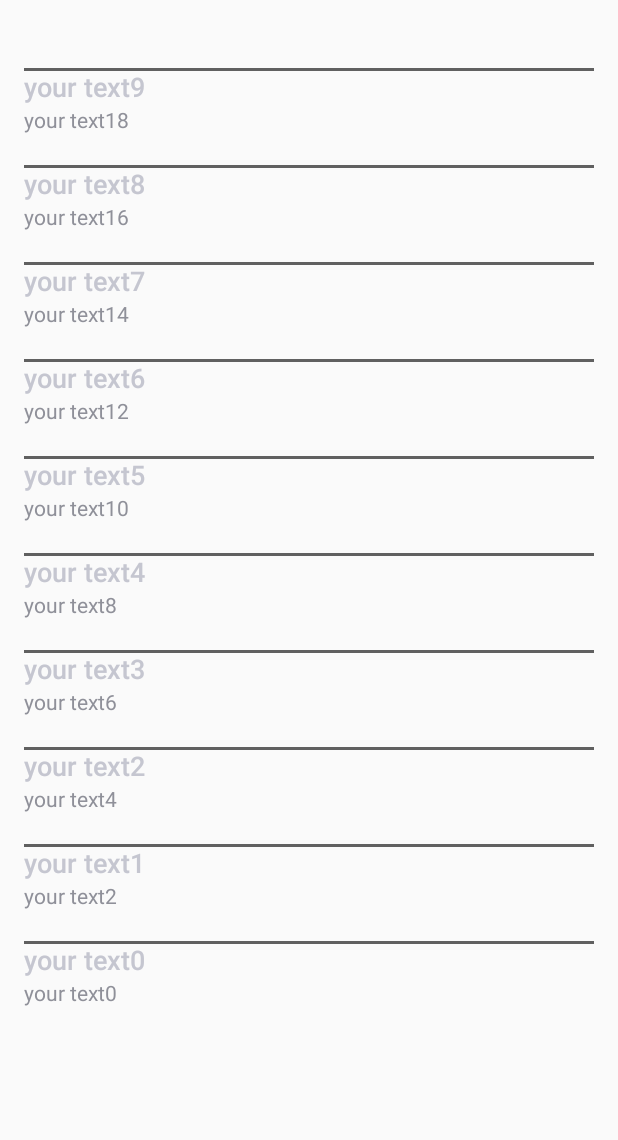
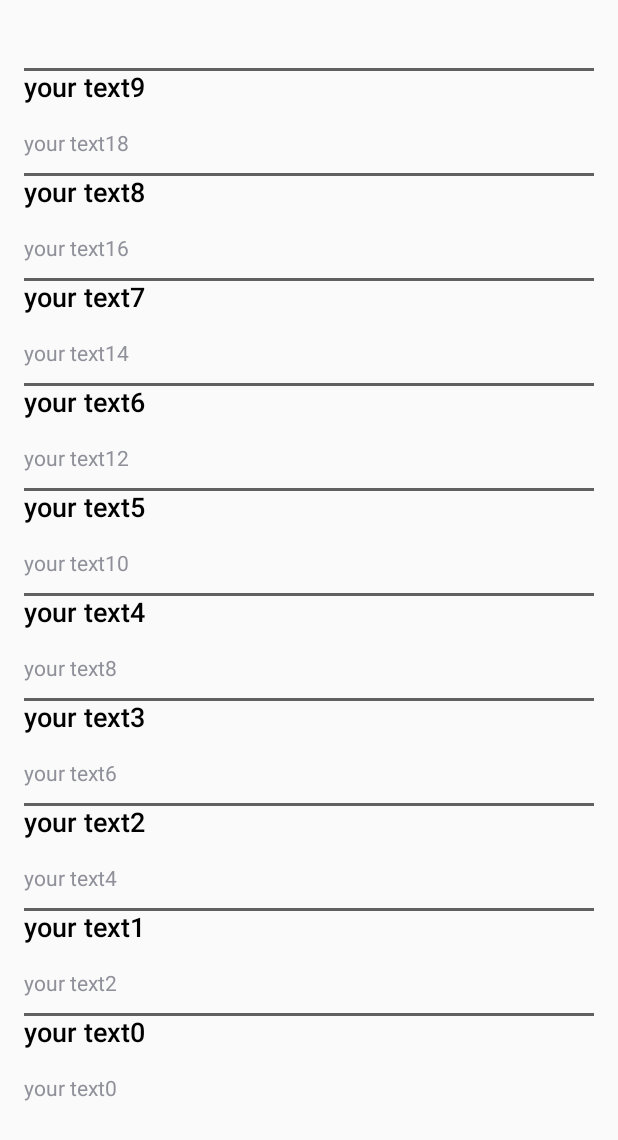
Before and after one commit to sb0210/code-fun-do-2015, an Android app: the newsActivity screen opened directly, with no data from a screen before it, on a phone screen of 412 x 824 dp. Shown: the top 1140 px of the screen. Run offline under Robolectric (Android 15) with nearby library versions, the phone set to English and light mode, and no system bars.

Commit message:
Add topics

```diff
--- a/app/app/src/main/res/layout/template_layout.xml
+++ b/app/app/src/main/res/layout/template_layout.xml
@@ -6,15 +6,16 @@
 
     <TextView
         android:layout_width="wrap_content"
-        android:layout_height="wrap_content"
+        android:layout_height="40dp"
         android:textAppearance="?android:attr/textAppearanceMedium"
         android:text="Article source"
         android:id="@+id/textViewArticleSource"
-        android:layout_weight="0.04" />
+        android:layout_weight="0.04"
+        android:textColor="#000000"/>
 
     <TextView
         android:layout_width="wrap_content"
-        android:layout_height="40dp"
+        android:layout_height="30dp"
         android:textAppearance="?android:attr/textAppearanceSmall"
         android:text="Article summary"
         android:id="@+id/textViewArticleSummary"
--- a/app/app/src/main/res/values/strings.xml
+++ b/app/app/src/main/res/values/strings.xml
@@ -1,12 +1,12 @@
 <resources>
-    <string name="app_name">News Aggre</string>
+    <string name="app_name">Khabri</string>
     <string name="action_settings"></string>
     <string name="subtitle">News Feed</string>
     <string name="drawer_open">Open Nav</string>
     <string name="drawer_close">Close Nav</string>
     <string name="menu_title">Menu Title</string>
     <string name="page">Page</string>
-    <string name="tab">Category</string>
+    <string name="tab">Politics</string>
     <string name="search"></string>
     <string name="menu1">Politics</string>
     <string name="menu2">Sport</string>
```
Also changed, not shown: app/app/src/main/java/net/mustafaozcan/materialnavigation/SlidingTabLayout.java (+15 -1 lines).
